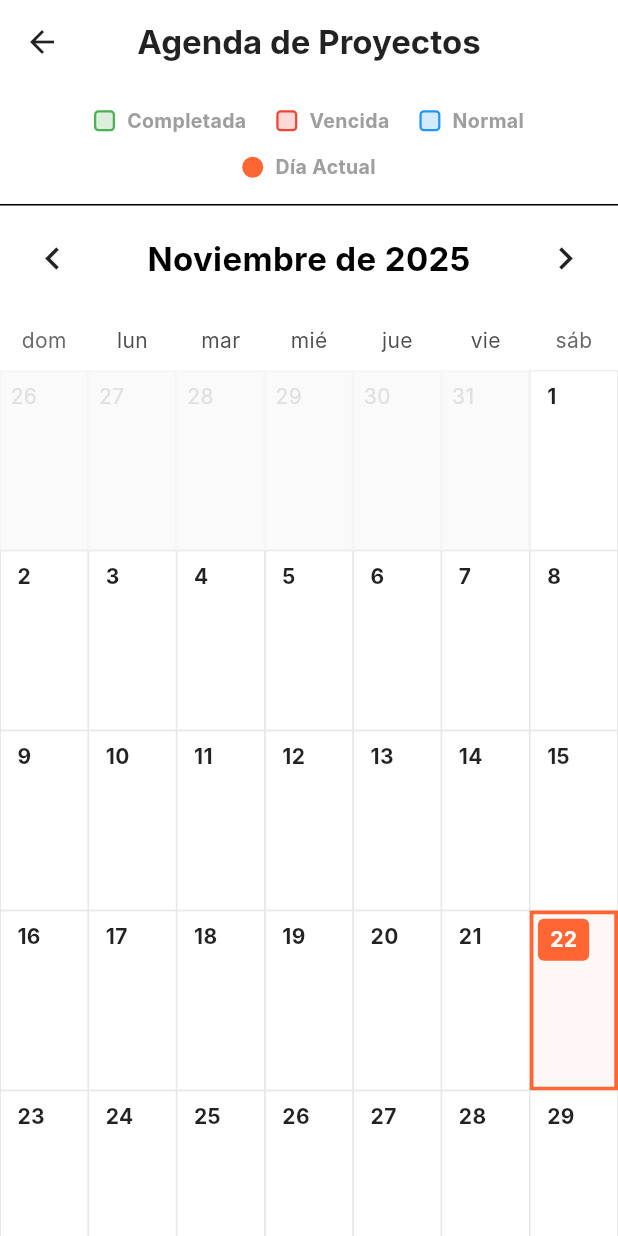
After one commit to Pecathf/Sistema-de-Info, a Flutter app: the PantallaCalendario screen opened directly, on a phone screen of 412 x 824 dp. The commit adds this screen. Run offline on Flutter 3.47's test engine with Material 3 defaults, Android fonts, the phone set to English and light mode, and no system bars; drawn by our look-alikes of table_calendar; our stand-ins replace cloud_firestore, firebase_auth, firebase_core; accounts and stored records are empty; network calls fail; Roboto replaces fonts that are missing (Inter).

Commit message:
Calendario
falta colocarle el footer y formato de pagina

```diff
--- /dev/null
+++ b/lib/funcionalidades/Pantallas/calendario/pantalla_calendario.dart
@@ -0,0 +1,336 @@
+import 'package:flutter/material.dart';
+import 'package:table_calendar/table_calendar.dart';
+import 'package:intl/intl.dart';
+import 'package:intl/date_symbol_data_local.dart';
+import 'package:sistem_proyect/central/constantes/modelos/project_model.dart';
+import 'package:sistem_proyect/central/constantes/servicios/project_service.dart';
+import 'package:sistem_proyect/central/constantes/colores.dart';
+
+class PantallaCalendario extends StatefulWidget {
+  const PantallaCalendario({super.key});
+
+  @override
+  State<PantallaCalendario> createState() => _PantallaCalendarioState();
+}
+
+class _PantallaCalendarioState extends State<PantallaCalendario> {
+  final ProjectService _projectService = ProjectService();
+
+  CalendarFormat _calendarFormat = CalendarFormat.month;
+  DateTime _focusedDay = DateTime.now();
+  DateTime? _selectedDay;
+
+  Map<DateTime, List<Proyecto>> _proyectosPorFecha = {};
+
+  @override
+  void initState() {
+    super.initState();
+    _selectedDay = _focusedDay;
+    initializeDateFormatting('es_ES', null);
+  }
+
+  // Función para Mayúscula (Enero)
+  String _capitalize(String text) {
+    if (text.isEmpty) return text;
+    return text[0].toUpperCase() + text.substring(1);
+  }
+
+  List<Proyecto> _getEventosDelDia(DateTime day) {
+    final fechaNormalizada = DateTime(day.year, day.month, day.day);
+    return _proyectosPorFecha[fechaNormalizada] ?? [];
+  }
+
+  void _procesarEventos(List<Proyecto> proyectos) {
+    _proyectosPorFecha = {};
+    for (var proyecto in proyectos) {
+      final fecha = DateTime(
+        proyecto.fechaLimite.year,
+        proyecto.fechaLimite.month,
+        proyecto.fechaLimite.day,
+      );
+
+      if (_proyectosPorFecha[fecha] == null) {
+        _proyectosPorFecha[fecha] = [];
+      }
+      _proyectosPorFecha[fecha]!.add(proyecto);
+    }
+  }
+
+  @override
+  Widget build(BuildContext context) {
+    return Scaffold(
+      backgroundColor: Colors.white,
+      appBar: AppBar(
+        title: const Text('Agenda de Proyectos',
+            style: TextStyle(
+                color: Colors.black87,
+                fontWeight: FontWeight.bold,
+                fontSize: 22)), // Título más grande
+        centerTitle: true,
+        backgroundColor: Colors.white,
+        elevation: 0,
+        leading: IconButton(
+          icon: const Icon(Icons.arrow_back, color: Colors.black87),
+          onPressed: () => Navigator.pop(context),
+        ),
+      ),
+      body: StreamBuilder<List<Proyecto>>(
+        stream: _projectService.getProyectosStream(),
+        builder: (context, snapshot) {
+          if (snapshot.hasData) {
+            _procesarEventos(snapshot.data!);
+          }
+
+          return Column(
+            children: [
+              _buildLegend(),
+              const Divider(height: 1),
+              Expanded(
+                child: SingleChildScrollView(
+                  child: TableCalendar<Proyecto>(
+                    locale: 'es_ES',
+                    firstDay: DateTime.utc(2020, 1, 1),
+                    lastDay: DateTime.utc(2030, 12, 31),
+                    focusedDay: _focusedDay,
+                    calendarFormat: _calendarFormat,
+
+                    // --- AUMENTO DE TAMAÑO GENERAL ---
+                    rowHeight: 120, // Mucho más alto para que quepa el texto
+                    daysOfWeekHeight:
+                        40, // Cabecera de días (L M X...) más alta
+
+                    headerStyle: HeaderStyle(
+                      titleCentered: true,
+                      formatButtonVisible: false,
+                      // Título del mes más grande
+                      titleTextStyle: const TextStyle(
+                          fontSize: 22, fontWeight: FontWeight.bold),
+                      titleTextFormatter: (date, locale) =>
+                          _capitalize(DateFormat.yMMMM(locale).format(date)),
+                      leftChevronIcon: const Icon(Icons.chevron_left, size: 30),
+                      rightChevronIcon:
+                          const Icon(Icons.chevron_right, size: 30),
+                    ),
+
+                    calendarBuilders: CalendarBuilders(
+                      defaultBuilder: (context, day, focusedDay) =>
+                          _buildCustomCell(day,
+                              isToday: false, isSelected: false),
+                      todayBuilder: (context, day, focusedDay) =>
+                          _buildCustomCell(day,
+                              isToday: true, isSelected: false),
+                      selectedBuilder: (context, day, focusedDay) =>
+                          _buildCustomCell(day,
+                              isToday: isSameDay(day, DateTime.now()),
+                              isSelected: true),
+                      outsideBuilder: (context, day, focusedDay) {
+                        return Container(
+                          decoration: BoxDecoration(
+                            border: Border.all(color: Colors.grey.shade100),
+                            color: Colors.grey.shade50,
+                          ),
+                          child: Align(
+                            alignment: Alignment.topLeft,
+                            child: Padding(
+                              padding: const EdgeInsets.all(6.0),
+                              child: Text('${day.day}',
+                                  style: TextStyle(
+                                      color: Colors.grey.shade300,
+                                      fontSize: 14)),
+                            ),
+                          ),
+                        );
+                      },
+
+                      // Marcador azul pequeño
+                      markerBuilder: (context, day, events) {
+                        if (events.isEmpty) return null;
+                        return Align(
+                          alignment: Alignment.bottomCenter,
+                          child: Container(
+                            margin: const EdgeInsets.only(bottom: 8),
+                            width: 8, // Un pelín más grande para que se note
+                            height: 8,
+                            decoration: const BoxDecoration(
+                              color: Colors.blue,
+                              shape: BoxShape.circle,
+                            ),
+                          ),
+                        );
+                      },
+                    ),
+
+                    selectedDayPredicate: (day) => isSameDay(_selectedDay, day),
+                    onDaySelected: (selectedDay, focusedDay) {
+                      setState(() {
+                        _selectedDay = selectedDay;
+                        _focusedDay = focusedDay;
+                      });
+                    },
+                    onPageChanged: (focusedDay) => _focusedDay = focusedDay,
+                    eventLoader: _getEventosDelDia,
+                  ),
+                ),
+              ),
+            ],
+          );
+        },
+      ),
+    );
+  }
+
+  // --- CELDA PERSONALIZADA MÁS GRANDE ---
+  Widget _buildCustomCell(DateTime day,
+      {required bool isToday, required bool isSelected}) {
+    final eventos = _getEventosDelDia(day);
+
+    Color borderColor =
+        isSelected ? AppColors.primaryOrange : Colors.grey.shade300;
+    double borderWidth = isSelected ? 2.5 : 0.5;
+    Color? bgColor =
+        isToday ? AppColors.primaryOrange.withOpacity(0.05) : Colors.white;
+
+    return Container(
+      margin: const EdgeInsets.all(0),
+      padding: const EdgeInsets.all(3), // Un poco más de padding interno
+      decoration: BoxDecoration(
+        color: bgColor,
+        border: Border.all(color: borderColor, width: borderWidth),
+      ),
+      child: Column(
+        crossAxisAlignment: CrossAxisAlignment.start,
+        children: [
+          Row(
+            mainAxisAlignment: MainAxisAlignment.spaceBetween,
+            children: [
+              Container(
+                padding: const EdgeInsets.symmetric(horizontal: 8, vertical: 4),
+                decoration: isToday
+                    ? BoxDecoration(
+                        color: AppColors.primaryOrange,
+                        borderRadius: BorderRadius.circular(4))
+                    : null,
+                child: Text(
+                  '${day.day}',
+                  style: TextStyle(
+                    fontWeight: FontWeight.bold,
+                    fontSize: 14, // Número del día más grande
+                    color: isToday ? Colors.white : Colors.black87,
+                  ),
+                ),
+              ),
+            ],
+          ),
+
+          const SizedBox(height: 4), // Más espacio entre número y tareas
+
+          Expanded(
+            child: ListView.builder(
+              physics: const NeverScrollableScrollPhysics(),
+              // Ahora intentamos mostrar hasta 3 tareas porque hay más espacio
+              itemCount: eventos.length > 3 ? 3 : eventos.length,
+              itemBuilder: (context, index) {
+                final proyecto = eventos[index];
+                final config = _obtenerConfiguracionVisual(proyecto, day);
+
+                return Container(
+                  margin: const EdgeInsets.only(
+                      bottom: 3), // Más separación entre tareas
+                  padding: const EdgeInsets.symmetric(
+                      horizontal: 6, vertical: 3), // Cajas de texto más grandes
+                  decoration: BoxDecoration(
+                    color: config['colorFondo'],
+                    borderRadius: BorderRadius.circular(3),
+                    border: Border(
+                        left:
+                            BorderSide(color: config['colorBorde'], width: 3)),
+                  ),
+                  child: Text(
+                    proyecto.nombre,
+                    style: TextStyle(
+                      fontSize: 11, // <--- TEXTO DE LA TAREA MUCHO MÁS LLEGIBLE
+                      color: config['colorTexto'],
+                      fontWeight: FontWeight.w600,
+                    ),
+                    maxLines: 1,
+                    overflow: TextOverflow.ellipsis,
+                  ),
+                );
+              },
+            ),
+          ),
+        ],
+      ),
+    );
+  }
+
+  Map<String, dynamic> _obtenerConfiguracionVisual(
+      Proyecto proyecto, DateTime fechaEvento) {
+    final now = DateTime.now();
+    final today = DateTime(now.year, now.month, now.day);
+    final fechaEventoNorm =
+        DateTime(fechaEvento.year, fechaEvento.month, fechaEvento.day);
+
+    if (proyecto.estado.toLowerCase().contains('completad')) {
+      return {
+        'colorFondo': Colors.green.shade50,
+        'colorBorde': Colors.green,
+        'colorTexto': Colors.green.shade800
+      };
+    }
+    if (fechaEventoNorm.isBefore(today)) {
+      return {
+        'colorFondo': Colors.red.shade50,
+        'colorBorde': Colors.red,
+        'colorTexto': Colors.red.shade800
+      };
+    }
+    // Normal (Azul)
+    return {
+      'colorFondo': Colors.blue.shade50,
+      'colorBorde': Colors.blue,
+      'colorTexto': Colors.blue.shade800
+    };
+  }
+
+  Widget _buildLegend() {
+    return Padding(
+      padding: const EdgeInsets.all(15.0), // Más padding en la leyenda
+      child: Wrap(
+        spacing: 20, // Más espacio horizontal
+        runSpacing: 12, // Más espacio vertical
+        alignment: WrapAlignment.center,
+        children: [
+          _legendItem("Completada", Colors.green),
+          _legendItem("Vencida", Colors.red),
+          _legendItem("Normal", Colors.blue),
+          _legendItem("Día Actual", AppColors.primaryOrange, isCircle: true),
+        ],
+      ),
+    );
+  }
+
+  Widget _legendItem(String label, Color color, {bool isCircle = false}) {
+    return Row(
+      mainAxisSize: MainAxisSize.min,
+      children: [
+        Container(
+          width: 14, // Cuadritos de leyenda más grandes
+          height: 14,
+          decoration: BoxDecoration(
+            color: isCircle ? color : color.withOpacity(0.2),
+            shape: isCircle ? BoxShape.circle : BoxShape.rectangle,
+            borderRadius: isCircle ? null : BorderRadius.circular(3),
+            border: isCircle ? null : Border.all(color: color, width: 1.5),
+          ),
+        ),
+        const SizedBox(width: 8),
+        Text(label,
+            style: const TextStyle(
+                fontSize: 13,
+                color: Colors.grey,
+                fontWeight: FontWeight.bold)), // Texto leyenda más grande
+      ],
+    );
+  }
+}
--- a/lib/funcionalidades/Pantallas/pantalla_principal.dart
+++ b/lib/funcionalidades/Pantallas/pantalla_principal.dart
@@ -5,7 +5,7 @@ import 'package:sistem_proyect/funcionalidades/Pantallas/proyectos/pantalla_list
 import 'package:sistem_proyect/central/constantes/servicios/auth_service.dart';
 import 'package:sistem_proyect/funcionalidades/Pantallas/Widgets/shared_footer_widget.dart';
 import 'package:sistem_proyect/funcionalidades/Pantallas/Widgets/profile_menu_widget.dart';
-
+import 'package:sistem_proyect/funcionalidades/Pantallas/calendario/pantalla_calendario.dart';
 
 class PantallaPrincipal extends StatefulWidget {
   const PantallaPrincipal({super.key});
@@ -35,18 +35,18 @@ class _PantallaPrincipalState extends State<PantallaPrincipal> {
     }
   }
 
-
   String _getUserInitial(String? userName) =>
       userName?.isNotEmpty == true ? userName![0].toUpperCase() : 'U';
 
   PreferredSizeWidget _buildAppBar(String userInitial, bool isDesktop) {
-    final Color avatarColor = _isAdmin ? AppColors.accentColor : AppColors.primaryOrange;
+    final Color avatarColor =
+        _isAdmin ? AppColors.accentColor : AppColors.primaryOrange;
 
     final profileWidget = HoverableProfileAvatar(
-    userInitial: userInitial,
-    avatarColor: avatarColor,
-    isDesktop: isDesktop,
-  );
+      userInitial: userInitial,
+      avatarColor: avatarColor,
+      isDesktop: isDesktop,
+    );
 
     if (isDesktop) {
       return AppBar(
@@ -78,7 +78,13 @@ class _PantallaPrincipalState extends State<PantallaPrincipal> {
                     child: const Text('Proyectos',
                         style: TextStyle(color: Colors.black87))),
                 TextButton(
-                    onPressed: () {},
+                    onPressed: () {
+                      Navigator.push(
+                          context,
+                          MaterialPageRoute(
+                              builder: (context) =>
+                                  const PantallaCalendario()));
+                    },
                     child: const Text('Calendario',
                         style: TextStyle(color: Colors.black87))),
                 TextButton(
@@ -128,7 +134,7 @@ class _PantallaPrincipalState extends State<PantallaPrincipal> {
               Container(
                 padding: const EdgeInsets.symmetric(horizontal: 8, vertical: 4),
                 decoration: BoxDecoration(
-                  color: AppColors.accentColor.withValues(alpha:0.1),
+                  color: AppColors.accentColor.withValues(alpha: 0.1),
                   borderRadius: BorderRadius.circular(4),
                   border: Border.all(color: AppColors.accentColor, width: 1),
                 ),
@@ -165,7 +171,7 @@ class _PantallaPrincipalState extends State<PantallaPrincipal> {
         border: Border.all(color: AppColors.lightGrey),
         boxShadow: [
           BoxShadow(
-            color: Colors.grey.withValues(alpha:0.1),
+            color: Colors.grey.withValues(alpha: 0.1),
             blurRadius: 4,
             offset: const Offset(0, 1),
           ),
@@ -259,7 +265,7 @@ class _PantallaPrincipalState extends State<PantallaPrincipal> {
             borderRadius: BorderRadius.circular(8),
             boxShadow: [
               BoxShadow(
-                color: Colors.grey.withValues(alpha:0.1),
+                color: Colors.grey.withValues(alpha: 0.1),
                 blurRadius: 8,
                 offset: const Offset(0, 2),
               ),
--- a/lib/funcionalidades/Pantallas/proyectos/pantalla_listado_proyectos.dart
+++ b/lib/funcionalidades/Pantallas/proyectos/pantalla_listado_proyectos.dart
@@ -9,6 +9,7 @@ import 'package:sistem_proyect/funcionalidades/Pantallas/pantalla_principal.dart
 import 'package:sistem_proyect/funcionalidades/Pantallas/Widgets/widgets_principal.dart';
 import 'package:sistem_proyect/funcionalidades/Pantallas/widgets/shared_footer_widget.dart';
 import 'package:sistem_proyect/funcionalidades/Pantallas/Widgets/profile_menu_widget.dart';
+import 'package:sistem_proyect/funcionalidades/Pantallas/calendario/pantalla_calendario.dart';
 import 'pantalla_detalle_proyecto.dart';
 
 class PantallaListadoProyectos extends StatefulWidget {
@@ -200,7 +201,13 @@ class _PantallaListadoProyectosState extends State<PantallaListadoProyectos> {
                             color: AppColors.primaryOrange,
                             fontWeight: FontWeight.bold))),
                 TextButton(
-                    onPressed: () {},
+                    onPressed: () {
+                      Navigator.push(
+                          context,
+                          MaterialPageRoute(
+                              builder: (context) =>
+                                  const PantallaCalendario()));
+                    },
                     child: const Text('Calendario',
                         style: TextStyle(color: Colors.black87))),
                 TextButton(
--- a/pubspec.yaml
+++ b/pubspec.yaml
@@ -23,6 +23,7 @@ dependencies:
   cupertino_icons: ^1.0.2
   intl: ^0.20.2
   uuid: ^4.5.2
+  table_calendar: ^3.2.0
 
 dev_dependencies:
   flutter_test:
```
Also changed, not shown: pubspec.lock.
